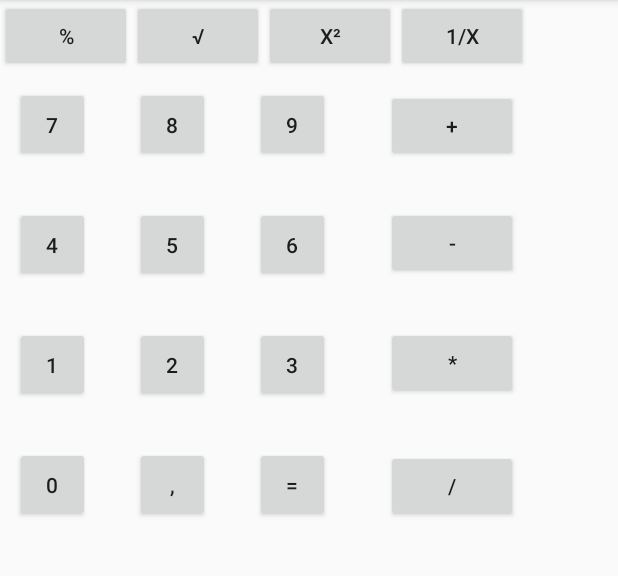
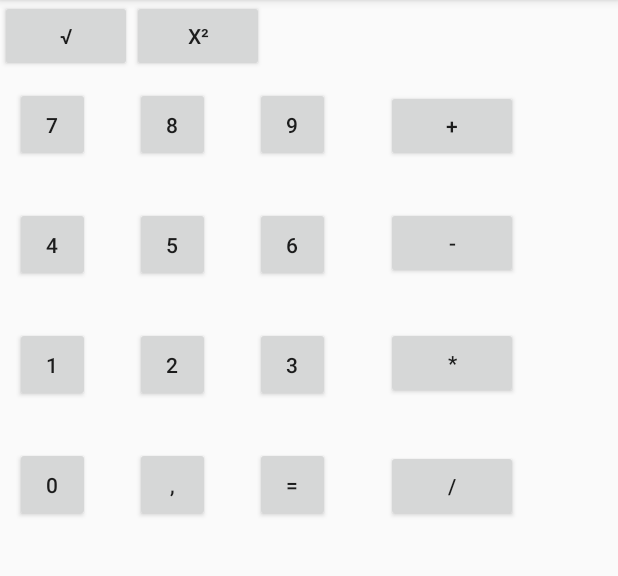
Before and after one commit to rsubczynski/PAM_Kalkulator, an Android app: the CalculatorActivity screen opened directly, with no data from a screen before it, after a tap on "X²", on a phone screen of 412 x 824 dp, the part 84-660 px from its top. Run offline under Robolectric (Android 15) with nearby library versions, the phone set to English and light mode, and no system bars; 1 statement that could not run was skipped.

Commit message:
dodanie nowych funkcjonalnosci

```diff
--- a/app/src/main/java/com/radoslaw/subczynski/user/myapplication/CalculatorActivity.java
+++ b/app/src/main/java/com/radoslaw/subczynski/user/myapplication/CalculatorActivity.java
@@ -28,7 +28,8 @@ public class CalculatorActivity extends AppCompatActivity implements View.OnClic
             linearLayout.setVisibility(View.GONE);
         }
         initView();
-        calculatorApi = new CalculatorApi(this);
+        calculatorApi = CalculatorApi.getInstance();
+        calculatorApi.setListener(this);
     }
 
     private void initView() {
@@ -45,13 +46,11 @@ public class CalculatorActivity extends AppCompatActivity implements View.OnClic
         Button buttonComma = findViewById(R.id.button_comma);
         Button buttonAdd = findViewById(R.id.button_add);
         Button buttonMinus = findViewById(R.id.button_minus);
-        Button buttonPercent = findViewById(R.id.button_percent);
         Button buttonMultiplication = findViewById(R.id.button_multiplication);
         Button buttonDivision = findViewById(R.id.button_division);
         Button buttonEquals = findViewById(R.id.button_equal);
         Button buttonElement = findViewById(R.id.button_element);
         Button buttonPower = findViewById(R.id.button_power);
-        Button buttonFraction = findViewById(R.id.button_fraction);
         tvResult = findViewById(R.id.et_result);
         button0.setOnClickListener(this);
         button1.setOnClickListener(this);
@@ -66,13 +65,11 @@ public class CalculatorActivity extends AppCompatActivity implements View.OnClic
         buttonComma.setOnClickListener(this);
         buttonAdd.setOnClickListener(this);
         buttonMinus.setOnClickListener(this);
-        buttonPercent.setOnClickListener(this);
         buttonMultiplication.setOnClickListener(this);
         buttonDivision.setOnClickListener(this);
         buttonEquals.setOnClickListener(this);
         buttonElement.setOnClickListener(this);
         buttonPower.setOnClickListener(this);
-        buttonFraction.setOnClickListener(this);
     }
 
     @Override
@@ -119,9 +116,6 @@ public class CalculatorActivity extends AppCompatActivity implements View.OnClic
                 calculatorApi.minus(number);
                 cleanTv();
                 break;
-            case R.id.button_percent:
-                cleanTv();
-                break;
             case R.id.button_multiplication:
                 calculatorApi.multiplication(number);
                 cleanTv();
@@ -135,12 +129,11 @@ public class CalculatorActivity extends AppCompatActivity implements View.OnClic
                 cleanTv();
                 break;
             case R.id.button_element:
+                calculatorApi.sqrt(number);
                 cleanTv();
                 break;
             case R.id.button_power:
-                cleanTv();
-                break;
-            case R.id.button_fraction:
+                calculatorApi.power(number);
                 cleanTv();
                 break;
         }
--- a/app/src/main/java/com/radoslaw/subczynski/user/myapplication/CalculatorApi.java
+++ b/app/src/main/java/com/radoslaw/subczynski/user/myapplication/CalculatorApi.java
@@ -17,10 +17,21 @@ public class CalculatorApi {
 
     private String tmp = "";
     private CalculatorApiResult listener;
+    private static CalculatorApi instance;
 
-    public CalculatorApi(CalculatorApiResult listener) {
+    private CalculatorApi(){}
+
+    public static CalculatorApi getInstance(){
+        if(instance == null){
+            instance = new CalculatorApi();
+        }
+        return instance;
+    }
+
+    public void setListener(CalculatorApiResult listener) {
         this.listener = listener;
     }
+
 
     void add(String number) {
         startOperation(OPERACTION_TYPE_ADD, number);
@@ -74,11 +85,18 @@ public class CalculatorApi {
                 tmp += value + "/";
                 break;
         }
-        System.out.println(tmp);
+    }
+
+    public void sqrt(String number) {
+        listener.onCalculatedResult(String.valueOf(Math.sqrt(Double.parseDouble(number))));
+    }
+
+    public void power(String number) {
+        listener.onCalculatedResult(String.valueOf(Math.pow(Double.parseDouble(number),2)));
     }
 
     interface CalculatorApiResult {
-        void onCalculatedResult(String dupa);
+        void onCalculatedResult(String result);
 
         String getLast();
 
--- a/app/src/main/res/layout/advenced_calculator_layout.xml
+++ b/app/src/main/res/layout/advenced_calculator_layout.xml
@@ -4,13 +4,6 @@
     android:id="@+id/linearLayoutAdvencedCalc"
     android:layout_width="match_parent"
     android:layout_height="wrap_content">
-
-    <Button
-        android:id="@+id/button_percent"
-        android:layout_width="wrap_content"
-        android:layout_height="match_parent"
-        android:text="@string/button_percent"
-        tools:ignore="ButtonStyle" />
 
     <Button
         android:id="@+id/button_element"
@@ -26,10 +19,4 @@
         android:text="@string/button_power"
         tools:ignore="ButtonStyle" />
 
-    <Button
-        android:id="@+id/button_fraction"
-        android:layout_width="wrap_content"
-        android:layout_height="match_parent"
-        android:text="@string/button_fraction"
-        tools:ignore="ButtonStyle" />
 </LinearLayout>
```
